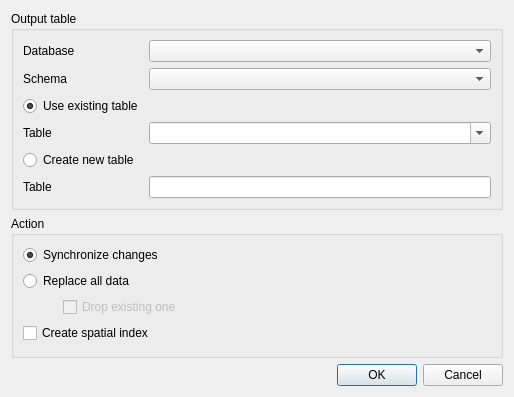
This is python/plugins/db_manager/ui/DlgPublishTable.ui in peter-kolenic/QGIS as Qt 5 draws it before an edit. The edited form follows.
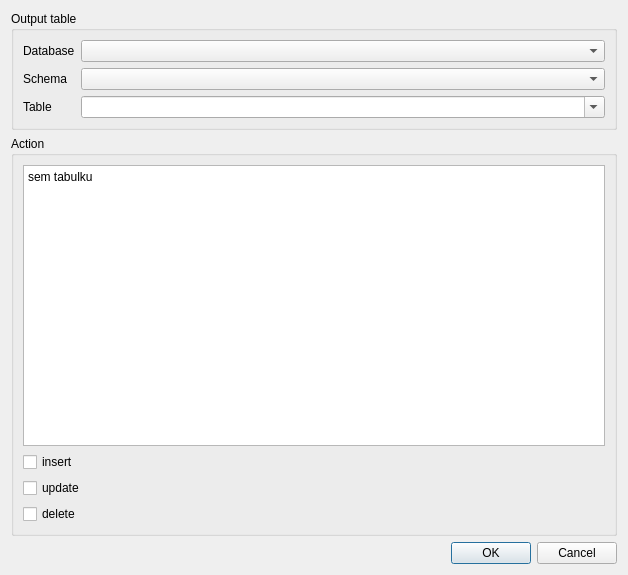
This is the edited form.

Commit message: rozrobene (robi export)

The edit to the form file:
```diff
--- a/python/plugins/db_manager/ui/DlgPublishTable.ui
+++ b/python/plugins/db_manager/ui/DlgPublishTable.ui
@@ -6,8 +6,8 @@
    <rect>
     <x>0</x>
     <y>0</y>
-    <width>514</width>
-    <height>397</height>
+    <width>628</width>
+    <height>575</height>
    </rect>
   </property>
   <property name="windowTitle">
@@ -20,30 +20,6 @@
       <string>Output table</string>
      </property>
      <layout class="QGridLayout" name="gridLayout_2">
-      <item row="0" column="0">
-       <widget class="QLabel" name="label">
-        <property name="text">
-         <string>Database</string>
-        </property>
-       </widget>
-      </item>
-      <item row="5" column="0">
-       <widget class="QRadioButton" name="radCreateNewTable">
-        <property name="text">
-         <string>Create new table</string>
-        </property>
-        <attribute name="buttonGroup">
-         <string notr="true">buttonGroup</string>
-        </attribute>
-       </widget>
-      </item>
-      <item row="1" column="0">
-       <widget class="QLabel" name="label_2">
-        <property name="text">
-         <string>Schema</string>
-        </property>
-       </widget>
-      </item>
       <item row="1" column="1">
        <widget class="QComboBox" name="cboSchema">
         <property name="sizePolicy">
@@ -54,14 +30,14 @@
         </property>
        </widget>
       </item>
-      <item row="4" column="0">
+      <item row="3" column="0">
        <widget class="QLabel" name="label_3">
         <property name="text">
          <string>Table</string>
         </property>
        </widget>
       </item>
-      <item row="4" column="1">
+      <item row="3" column="1">
        <widget class="QComboBox" name="cboTable">
         <property name="sizePolicy">
          <sizepolicy hsizetype="Expanding" vsizetype="Fixed">
@@ -80,26 +56,17 @@
       <item row="0" column="1">
        <widget class="QComboBox" name="cboDatabase"/>
       </item>
-      <item row="2" column="0">
-       <widget class="QRadioButton" name="radUseExistingTable">
+      <item row="0" column="0">
+       <widget class="QLabel" name="label">
         <property name="text">
-         <string>Use existing table</string>
+         <string>Database</string>
         </property>
-        <property name="checked">
-         <bool>true</bool>
-        </property>
-        <attribute name="buttonGroup">
-         <string notr="true">buttonGroup</string>
-        </attribute>
        </widget>
       </item>
-      <item row="6" column="1">
-       <widget class="QLineEdit" name="lineTableName"/>
-      </item>
-      <item row="6" column="0">
-       <widget class="QLabel" name="label_4">
+      <item row="1" column="0">
+       <widget class="QLabel" name="label_2">
         <property name="text">
-         <string>Table</string>
+         <string>Schema</string>
         </property>
        </widget>
       </item>
@@ -123,62 +90,30 @@
      </property>
      <layout class="QVBoxLayout">
       <item>
-       <widget class="QRadioButton" name="radSynchronize">
-        <property name="enabled">
-         <bool>true</bool>
+       <widget class="QPlainTextEdit" name="plainTextEdit">
+        <property name="plainText">
+         <string>sem tabulku</string>
         </property>
+       </widget>
+      </item>
+      <item>
+       <widget class="QCheckBox" name="checkBox_2">
         <property name="text">
-         <string>Synchronize changes</string>
+         <string>insert</string>
         </property>
-        <property name="checked">
-         <bool>true</bool>
-        </property>
        </widget>
       </item>
       <item>
-       <widget class="QRadioButton" name="radCreate">
+       <widget class="QCheckBox" name="checkBox_3">
         <property name="text">
-         <string>Replace all data</string>
+         <string>update</string>
         </property>
-        <property name="checked">
-         <bool>false</bool>
-        </property>
        </widget>
       </item>
       <item>
-       <layout class="QHBoxLayout">
-        <item>
-         <spacer>
-          <property name="orientation">
-           <enum>Qt::Horizontal</enum>
-          </property>
-          <property name="sizeType">
-           <enum>QSizePolicy::Fixed</enum>
-          </property>
-          <property name="sizeHint" stdset="0">
-           <size>
-            <width>40</width>
-            <height>20</height>
-           </size>
-          </property>
-         </spacer>
-        </item>
-        <item>
-         <widget class="QCheckBox" name="chkDropTable">
-          <property name="enabled">
-           <bool>false</bool>
-          </property>
-          <property name="text">
-           <string>Drop existing one</string>
-          </property>
-         </widget>
-        </item>
-       </layout>
-      </item>
-      <item>
-       <widget class="QCheckBox" name="chkSpatialIndex">
+       <widget class="QCheckBox" name="checkBox">
         <property name="text">
-         <string>Create spatial index</string>
+         <string>delete</string>
         </property>
        </widget>
       </item>
```
Left out of the diff: 22 changed lines with no effect on the pictures. The commit also changes 1 other file.
